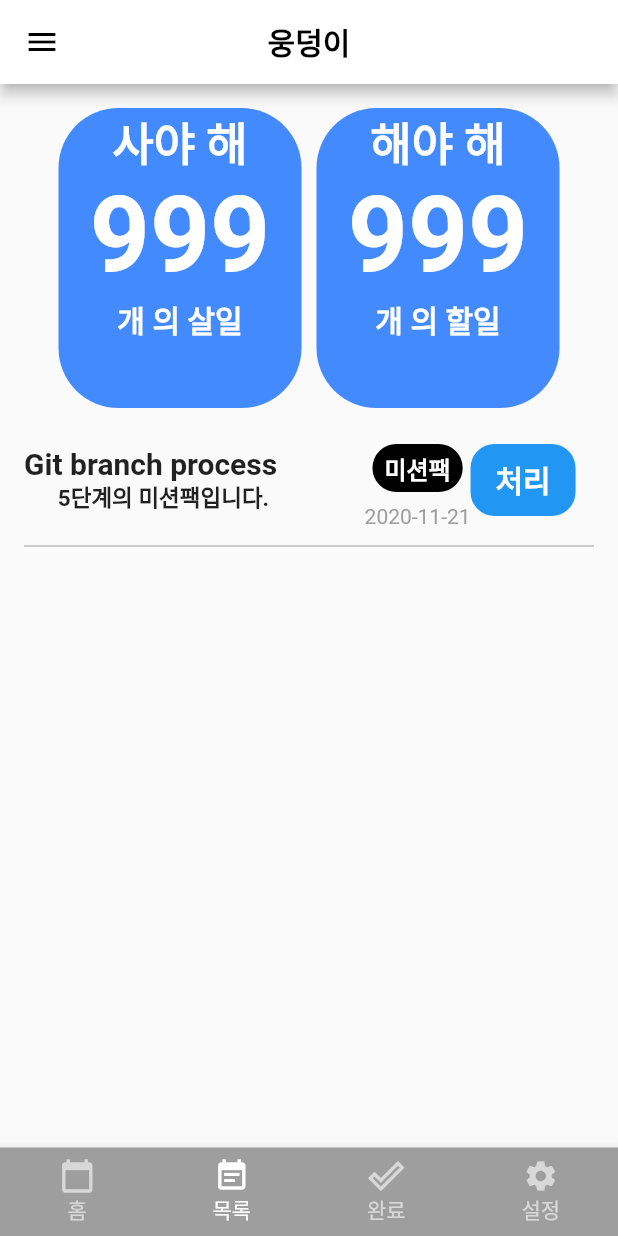
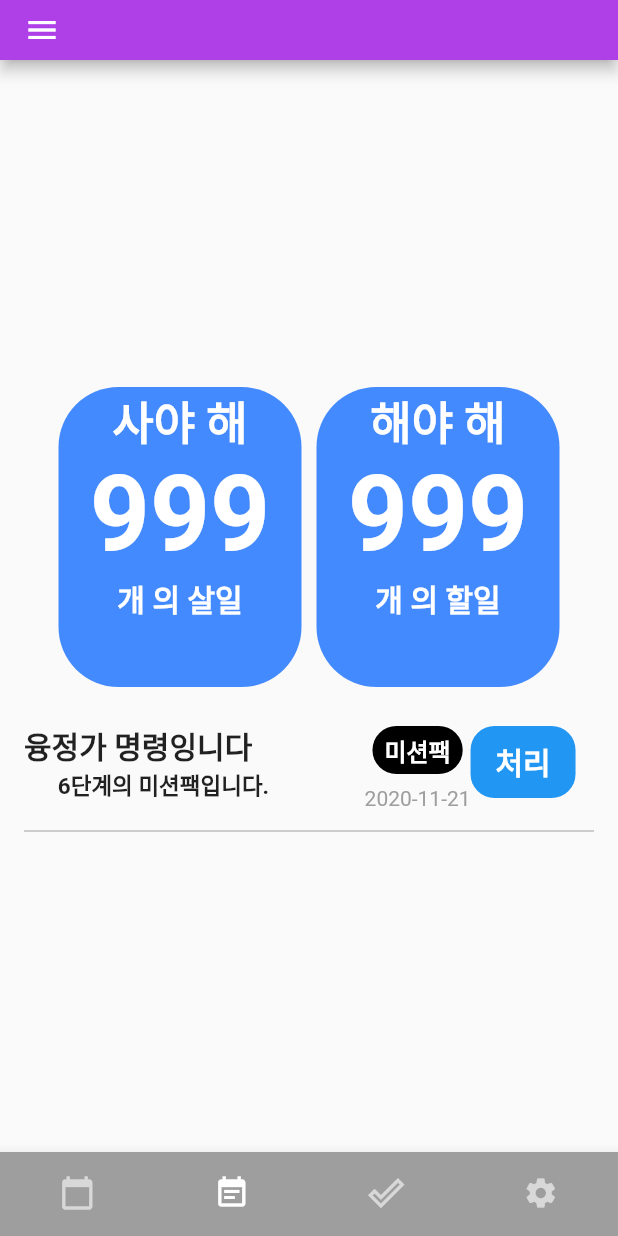
Before and after one commit to Kimchi-dev/smart_memo, a Flutter app: the screen it shows after launch, item 2 of the bottom bar chosen, on a phone screen of 412 x 824 dp. Run offline on Flutter 3.47's test engine with Material 2 defaults, Android fonts, the phone set to English and light mode, and no system bars; our stand-ins replace hexcolor, rflutter_alert.

Commit message:
이미지추가 및 bouncingList

```diff
--- a/lib/main.dart
+++ b/lib/main.dart
@@ -1,4 +1,5 @@
 import 'package:flutter/material.dart';
+import 'package:hexcolor/hexcolor.dart';
 
 import 'package:smart_memo/src/ui/bottomNavBar/bottomNavHome.dart';
 import 'package:smart_memo/src/ui/bottomNavBar/bottomNavSetting.dart';
@@ -13,8 +14,8 @@ class MyApp extends StatelessWidget {
   @override
   Widget build(BuildContext context) {
     return MaterialApp(
-      title: 'flutter Demo',
-      theme: ThemeData(
+        title: 'flutter Demo',
+          theme: ThemeData(
           primarySwatch: Colors.blue,
           fontFamily: 'Roboto',
           textTheme: TextTheme(
@@ -58,16 +59,16 @@ class _Smart_memo_homeState extends State<Smart_memo_home> {
   Widget build(BuildContext context) {
     return Scaffold(
       drawer: NavDrawer(),
-      appBar: AppBar(
-        iconTheme: IconThemeData(
-          color: Colors.black,
+      appBar: PreferredSize(
+        preferredSize: Size.fromHeight(40.0),
+        child: AppBar(
+          centerTitle: true,
+          title: Text(
+            '',
+            style: TextStyle( fontWeight: FontWeight.w700),
+          ),
+          backgroundColor: HexColor("#af40e8"),
         ),
-        centerTitle: true,
-        title: Text(
-          '웅덩이',
-          style: TextStyle(color: Colors.black, fontWeight: FontWeight.w700),
-        ),
-        backgroundColor: Colors.white,
       ),
       body: tabs[_currentIndex],
       bottomNavigationBar: BottomNavigationBar(
@@ -76,8 +77,8 @@ class _Smart_memo_homeState extends State<Smart_memo_home> {
         selectedItemColor: Colors.white,
         unselectedItemColor: Colors.white.withOpacity(.60),
         currentIndex: _currentIndex,
-        unselectedFontSize: 14,
-        selectedFontSize: 14,
+        unselectedFontSize: 0,
+        selectedFontSize: 0,
         items: [
           BottomNavigationBarItem(
             icon: Icon(Icons.calendar_today),
--- a/lib/src/ui/bottomNavBar/bottomNavTodoList.dart
+++ b/lib/src/ui/bottomNavBar/bottomNavTodoList.dart
@@ -56,7 +56,11 @@ class _BottomNavTodoListState extends State<BottomNavTodoList> {
           print('widgetList : ${widgetList.length}');
         });
       },
-      child: ListView(
+      child: SingleChildScrollView(
+        physics: AlwaysScrollableScrollPhysics(
+          parent: BouncingScrollPhysics(),
+        ),
+        child: ListBody(
           children: <Widget>[
             Padding(
               padding: const EdgeInsets.symmetric(vertical: 16.0),
@@ -74,8 +78,6 @@ class _BottomNavTodoListState extends State<BottomNavTodoList> {
                       setState(() {
                         widgetList = CustomWidgetMaker.onlyTypeList(
                             memoList, context, 'todo001');
-                      print('widgetList.length = ${widgetList.length}');
-                      print('in setState');
                       });
                     },
                     shape: RoundedRectangleBorder(
@@ -196,7 +198,7 @@ class _BottomNavTodoListState extends State<BottomNavTodoList> {
                                         MediaQuery.of(context).size.width * 0.59,
                                     padding: EdgeInsets.only(left: 16.0),
                                     child: Text(
-                                    'Git branch process',
+                                      '융정가 명령잉니다',
                                       textAlign: TextAlign.left,
                                       style: TextStyle(
                                         fontWeight: FontWeight.bold,
@@ -211,7 +213,7 @@ class _BottomNavTodoListState extends State<BottomNavTodoList> {
                                         MediaQuery.of(context).size.width * 0.5,
                                     padding: EdgeInsets.only(left: 20.0),
                                     child: Text(
-                                    '5단계의 미션팩입니다.',
+                                      '6단계의 미션팩입니다.',
                                       textAlign: TextAlign.left,
                                       overflow: TextOverflow.ellipsis,
                                       maxLines: 1,
@@ -272,6 +274,7 @@ class _BottomNavTodoListState extends State<BottomNavTodoList> {
             )
           ],
         ),
+      ),
     );
   }
 }
--- a/pubspec.yaml
+++ b/pubspec.yaml
@@ -49,9 +49,8 @@ flutter:
   uses-material-design: true
 
   # To add assets to your application, add an assets section, like this:
-  # assets:
-  #   - images/a_dot_burr.jpeg
-  #   - images/a_dot_ham.jpeg
+  assets:
+    - images/
 
   # An image asset can refer to one or more resolution-specific "variants", see
   # https://flutter.dev/assets-and-images/#resolution-aware.
```
Also changed, not shown: lib/src/Util/widget_util/CustomWidgetMaker.dart (+6 -5 lines), lib/src/ui/leftSideMenu/leftSideMenu.dart (+88 -30 lines), lib/src/ui/smo_calendar/smoCalendar.dart (+3 -4 lines), lib/src/ui/toDoList/missionDetail.dart (+51 -6 lines), lib/src/ui/toDoList/missionPackAlert.dart (+22 -9 lines), lib/src/ui/toDoList/missionPackMission.dart (+16 -17 lines), images/profileImage.jpg (added). Lines whose indentation alone changed are shown as unchanged.
